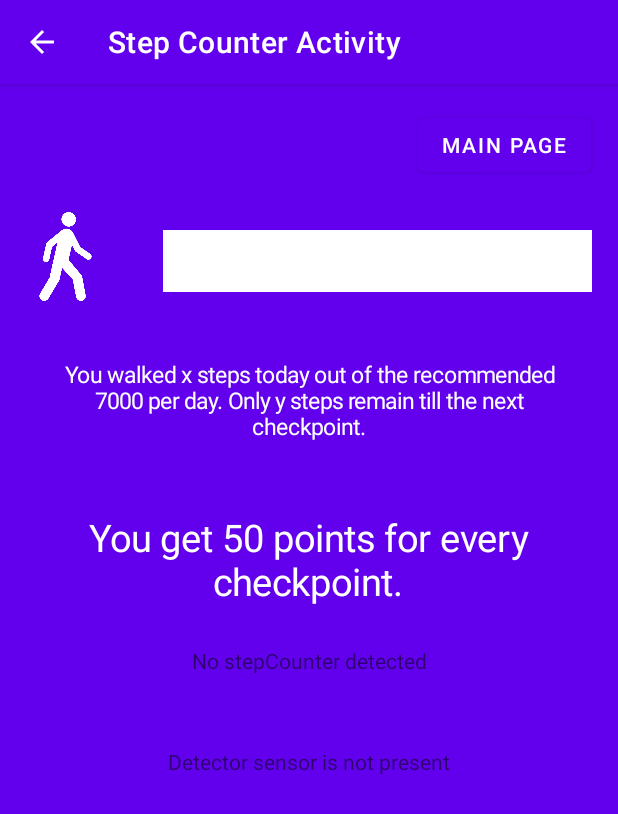
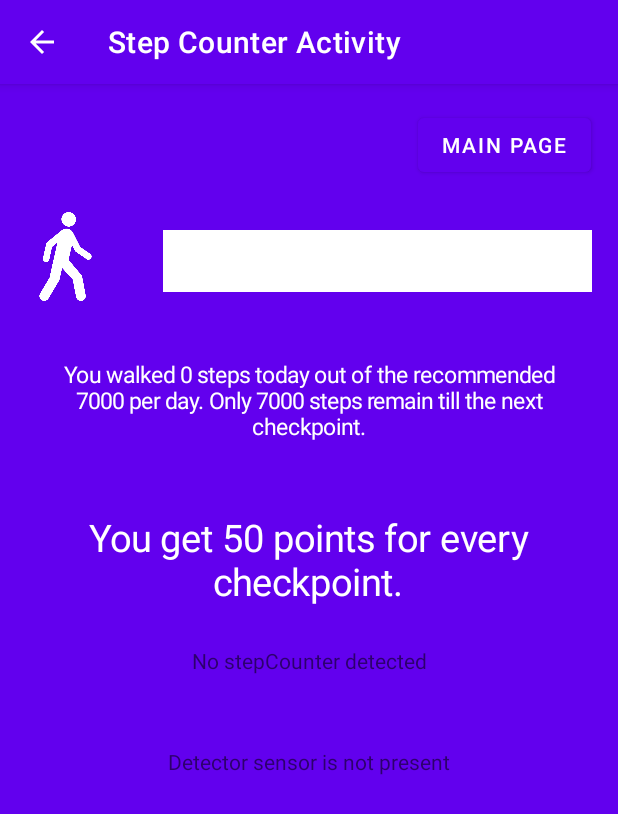
Before and after one commit to lukasagurkas/HealthRaceApp, an Android app: the StepActivity screen opened directly, with no data from a screen before it, on a phone screen of 412 x 824 dp. Shown: the top 814 px of the screen. Run offline under Robolectric (Android 15) with nearby library versions, the phone set to English and light mode, and no system bars.

Commit message:
Progress now also resets at given time. Textview updates with every step you take.

```diff
--- a/app/src/main/AndroidManifest.xml
+++ b/app/src/main/AndroidManifest.xml
@@ -8,6 +8,8 @@
     <uses-permission android:name="android.permission.ACTIVITY_RECOGNITION" />
     <uses-feature android:name="android.hardware.sensor.stepcounter" android:required="true"/>
     <uses-feature android:name="android.hardware.sensor.stepdetector" android:required="true"/>
+    <uses-permission android:name="android.permission.WAKE_LOCK" />
+    <uses-permission android:name="android.permission.RECEIVE_BOOT_COMPLETED" />
 
     <application
         android:allowBackup="true"
--- a/app/src/main/java/com/example/healthraceapp/StepActivity.java
+++ b/app/src/main/java/com/example/healthraceapp/StepActivity.java
@@ -81,9 +81,9 @@ public class StepActivity extends AppCompatActivity implements SensorEventListen
         textViewStepDetector = findViewById(R.id.textViewStepDetector);
 
         progress = findViewById(R.id.progress);
-//        int remaining = 7000 - progress;
-        progress.setText("You walked x steps today out of the " +
-                "recommended 7000 per day. Only y steps remain till the next checkpoint.");
+        int remaining = 7000 - stepDetect;
+        progress.setText("You walked " + stepDetect + " steps today out of the " +
+                "recommended 7000 per day. Only " + remaining + " steps remain till the next checkpoint.");
         progress.setTextColor(Color.WHITE);
         progress.setTextSize(15);
 
@@ -163,6 +163,10 @@ public class StepActivity extends AppCompatActivity implements SensorEventListen
 
         simpleProgressBar.setProgress(stepDetect);
 //        simpleProgressBar.setProgress(stepCount);
+
+        int remaining = 7000 - stepDetect;
+        progress.setText("You walked" + stepDetect + " steps today out of the " +
+                "recommended 7000 per day. Only" + remaining + " steps remain till the next checkpoint.");
     }
 
     @Override
@@ -190,6 +194,7 @@ public class StepActivity extends AppCompatActivity implements SensorEventListen
     public void resetCount() {
         stepDetect = 0;
         textViewStepDetector.setText(String.valueOf(stepDetect));
+        simpleProgressBar.setProgress(stepDetect);
     }
 
 
```
